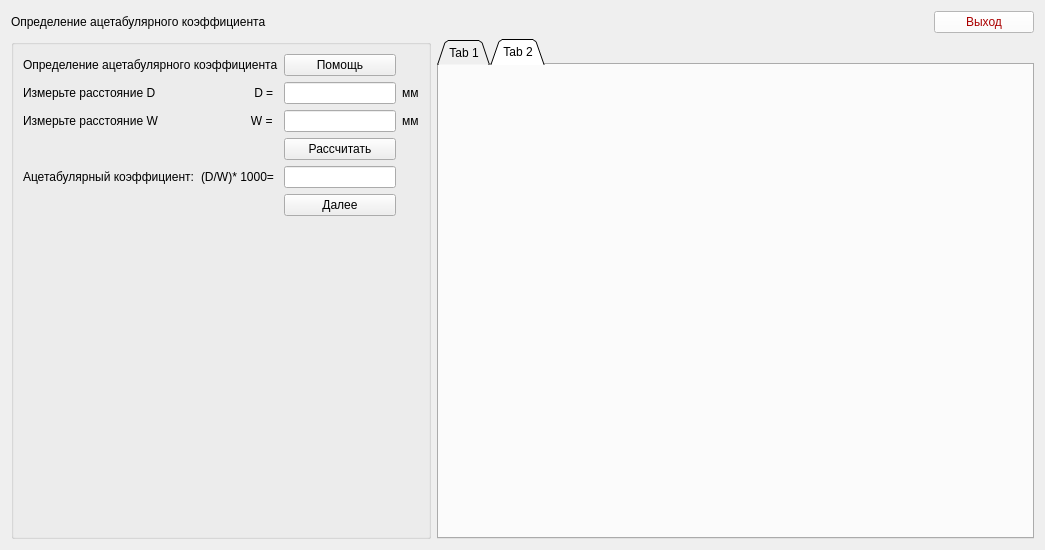
The window that Medic/forms/ui/form6.ui (W3STi/Medical-calculate-programm) describes before a commit, drawn with Qt 5.
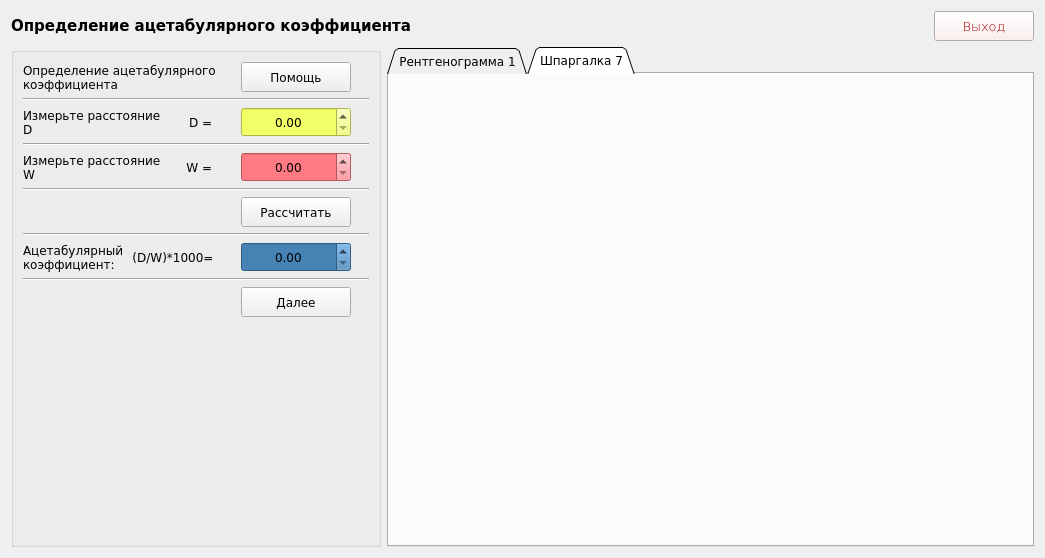
The same window after the commit. The open tabs and pages were chosen to show the change.

What changed in the file:
```diff
--- a/Medic/forms/ui/form6.ui
+++ b/Medic/forms/ui/form6.ui
@@ -7,18 +7,36 @@
     <x>0</x>
     <y>0</y>
     <width>1045</width>
-    <height>545</height>
+    <height>548</height>
    </rect>
   </property>
   <property name="windowTitle">
    <string>Form</string>
   </property>
+  <property name="styleSheet">
+   <string notr="true">font-family: Verdana;</string>
+  </property>
   <layout class="QGridLayout" name="gridLayout">
    <item row="0" column="0" colspan="2">
     <widget class="QLabel" name="label_12">
+     <property name="minimumSize">
+      <size>
+       <width>0</width>
+       <height>30</height>
+      </size>
+     </property>
+     <property name="font">
+      <font>
+       <family>Verdana</family>
+       <pointsize>11</pointsize>
+       <weight>75</weight>
+       <italic>false</italic>
+       <bold>true</bold>
+      </font>
+     </property>
      <property name="styleSheet">
-      <string notr="true">font: 75 10pt &quot;MS Shell Dlg 2&quot;;
-color: rgb(0, 0, 0);</string>
+      <string notr="true">font: 75 11pt &quot;Verdana&quot;;
+font-weight: bold;</string>
      </property>
      <property name="text">
       <string>Определение ацетабулярного коэффициента </string>
@@ -33,11 +51,21 @@
        <height>50</height>
       </size>
      </property>
+     <property name="font">
+      <font>
+       <family>Verdana</family>
+       <pointsize>10</pointsize>
+       <weight>9</weight>
+       <italic>false</italic>
+       <bold>false</bold>
+      </font>
+     </property>
      <property name="cursor">
       <cursorShape>PointingHandCursor</cursorShape>
      </property>
      <property name="styleSheet">
-      <string notr="true">background-color: rgb(255, 255, 255);
+      <string notr="true">background-color: #fcebeb;
+font: 75 10pt &quot;Verdana&quot;;
 color: rgb(170, 0, 0);</string>
      </property>
      <property name="text">
@@ -53,6 +81,12 @@
        <height>500</height>
       </size>
      </property>
+     <property name="font">
+      <font>
+       <family>Verdana</family>
+       <pointsize>9</pointsize>
+      </font>
+     </property>
      <property name="tabShape">
       <enum>QTabWidget::Triangular</enum>
      </property>
@@ -61,47 +95,60 @@
      </property>
      <widget class="QWidget" name="tab">
       <attribute name="title">
-       <string>Tab 1</string>
+       <string>Рентгенограмма 1</string>
       </attribute>
      </widget>
      <widget class="QWidget" name="tab_2">
       <attribute name="title">
-       <string>Tab 2</string>
+       <string>Шпаргалка 7</string>
       </attribute>
      </widget>
     </widget>
    </item>
    <item row="1" column="0">
     <widget class="QGroupBox" name="groupBox">
+     <property name="minimumSize">
+      <size>
+       <width>370</width>
+       <height>0</height>
+      </size>
+     </property>
      <property name="maximumSize">
       <size>
-       <width>420</width>
+       <width>370</width>
        <height>16777215</height>
       </size>
      </property>
+     <property name="font">
+      <font>
+       <family>Verdana</family>
+       <pointsize>9</pointsize>
+      </font>
+     </property>
      <property name="title">
       <string/>
      </property>
      <layout class="QGridLayout" name="gridLayout_2">
-      <item row="3" column="0">
-       <widget class="QLabel" name="label_4">
-        <property name="text">
-         <string>Измерьте расстояние W</string>
-        </property>
-       </widget>
-      </item>
-      <item row="9" column="4">
-       <widget class="QPushButton" name="pushButton_4">
-        <property name="cursor">
-         <cursorShape>PointingHandCursor</cursorShape>
-        </property>
-        <property name="text">
-         <string>Далее</string>
-        </property>
-       </widget>
-      </item>
       <item row="0" column="4">
        <widget class="QPushButton" name="pushButton_2">
+        <property name="minimumSize">
+         <size>
+          <width>110</width>
+          <height>30</height>
+         </size>
+        </property>
+        <property name="maximumSize">
+         <size>
+          <width>110</width>
+          <height>16777215</height>
+         </size>
+        </property>
+        <property name="font">
+         <font>
+          <family>Verdana</family>
+          <pointsize>9</pointsize>
+         </font>
+        </property>
         <property name="cursor">
          <cursorShape>PointingHandCursor</cursorShape>
         </property>
@@ -110,32 +157,179 @@
         </property>
        </widget>
       </item>
-      <item row="3" column="5">
-       <widget class="QLabel" name="label_8">
+      <item row="11" column="1" colspan="2">
+       <widget class="QLabel" name="label_10">
+        <property name="font">
+         <font>
+          <family>Verdana</family>
+          <pointsize>9</pointsize>
+         </font>
+        </property>
         <property name="text">
-         <string>мм</string>
+         <string>(D/W)*1000=</string>
         </property>
+        <property name="alignment">
+         <set>Qt::AlignCenter</set>
+        </property>
        </widget>
       </item>
-      <item row="3" column="1">
+      <item row="12" column="0" colspan="6">
+       <widget class="Line" name="line_5">
+        <property name="font">
+         <font>
+          <family>Verdana</family>
+          <pointsize>9</pointsize>
+         </font>
+        </property>
+        <property name="orientation">
+         <enum>Qt::Horizontal</enum>
+        </property>
+       </widget>
+      </item>
+      <item row="3" column="0" colspan="6">
+       <widget class="Line" name="line_2">
+        <property name="font">
+         <font>
+          <family>Verdana</family>
+          <pointsize>9</pointsize>
+         </font>
+        </property>
+        <property name="orientation">
+         <enum>Qt::Horizontal</enum>
+        </property>
+       </widget>
+      </item>
+      <item row="15" column="4">
+       <spacer name="verticalSpacer">
+        <property name="font">
+         <font>
+          <family>Verdana</family>
+          <pointsize>9</pointsize>
+         </font>
+        </property>
+        <property name="orientation">
+         <enum>Qt::Vertical</enum>
+        </property>
+        <property name="sizeHint" stdset="0">
+         <size>
+          <width>20</width>
+          <height>40</height>
+         </size>
+        </property>
+       </spacer>
+      </item>
+      <item row="10" column="0" colspan="6">
+       <widget class="Line" name="line_4">
+        <property name="font">
+         <font>
+          <family>Verdana</family>
+          <pointsize>9</pointsize>
+         </font>
+        </property>
+        <property name="orientation">
+         <enum>Qt::Horizontal</enum>
+        </property>
+       </widget>
+      </item>
+      <item row="1" column="0" colspan="6">
+       <widget class="Line" name="line">
+        <property name="font">
+         <font>
+          <family>Verdana</family>
+          <pointsize>9</pointsize>
+         </font>
+        </property>
+        <property name="orientation">
+         <enum>Qt::Horizontal</enum>
+        </property>
+       </widget>
+      </item>
+      <item row="5" column="4">
+       <widget class="QDoubleSpinBox" name="doubleSpinBox_2">
+        <property name="minimumSize">
+         <size>
+          <width>0</width>
+          <height>30</height>
+         </size>
+        </property>
+        <property name="font">
+         <font>
+          <family>Verdana</family>
+          <pointsize>9</pointsize>
+         </font>
+        </property>
+        <property name="styleSheet">
+         <string notr="true">background-color: #ff7a83;</string>
+        </property>
+        <property name="alignment">
+         <set>Qt::AlignCenter</set>
+        </property>
+        <property name="singleStep">
+         <double>0.100000000000000</double>
+        </property>
+       </widget>
+      </item>
+      <item row="11" column="4">
+       <widget class="QDoubleSpinBox" name="doubleSpinBox_3">
+        <property name="minimumSize">
+         <size>
+          <width>0</width>
+          <height>30</height>
+         </size>
+        </property>
+        <property name="font">
+         <font>
+          <family>Verdana</family>
+          <pointsize>9</pointsize>
+         </font>
+        </property>
+        <property name="styleSheet">
+         <string notr="true">background-color: #4682B4;</string>
+        </property>
+        <property name="alignment">
+         <set>Qt::AlignCenter</set>
+        </property>
+        <property name="singleStep">
+         <double>0.100000000000000</double>
+        </property>
+       </widget>
+      </item>
+      <item row="5" column="2">
        <widget class="QLabel" name="label_7">
-        <property name="text">
-         <string>               W =</string>
+        <property name="font">
+         <font>
+          <family>Verdana</family>
+          <pointsize>9</pointsize>
+         </font>
         </property>
-       </widget>
-      </item>
-      <item row="0" column="0" colspan="2">
-       <widget class="QLabel" name="label_2">
         <property name="text">
-         <string>Определение ацетабулярного коэффициента</string>
+         <string>W = </string>
         </property>
+        <property name="alignment">
+         <set>Qt::AlignRight|Qt::AlignTrailing|Qt::AlignVCenter</set>
+        </property>
        </widget>
       </item>
-      <item row="3" column="4">
-       <widget class="QLineEdit" name="lineEdit_3"/>
-      </item>
-      <item row="6" column="4">
+      <item row="9" column="4">
        <widget class="QPushButton" name="pushButton_3">
+        <property name="minimumSize">
+         <size>
+          <width>110</width>
+          <height>30</height>
+         </size>
+        </property>
+        <property name="maximumSize">
+         <size>
+          <width>110</width>
+          <height>16777215</height>
+         </size>
+        </property>
+        <property name="font">
+         <font>
+          <family>Verdana</family>
+          <pointsize>9</pointsize>
+         </font>
+        </property>
         <property name="cursor">
          <cursorShape>PointingHandCursor</cursorShape>
         </property>
@@ -144,59 +338,152 @@
         </property>
        </widget>
       </item>
-      <item row="7" column="1">
-       <widget class="QLabel" name="label_10">
-        <property name="text">
-         <string>(D/W)* 1000=</string>
+      <item row="6" column="0" colspan="6">
+       <widget class="Line" name="line_3">
+        <property name="font">
+         <font>
+          <family>Verdana</family>
+          <pointsize>9</pointsize>
+         </font>
         </property>
+        <property name="orientation">
+         <enum>Qt::Horizontal</enum>
+        </property>
        </widget>
       </item>
-      <item row="1" column="5">
-       <widget class="QLabel" name="label_6">
+      <item row="14" column="4">
+       <widget class="QPushButton" name="pushButton_4">
+        <property name="minimumSize">
+         <size>
+          <width>110</width>
+          <height>30</height>
+         </size>
+        </property>
+        <property name="maximumSize">
+         <size>
+          <width>110</width>
+          <height>16777215</height>
+         </size>
+        </property>
+        <property name="font">
+         <font>
+          <family>Verdana</family>
+          <pointsize>9</pointsize>
+         </font>
+        </property>
+        <property name="cursor">
+         <cursorShape>PointingHandCursor</cursorShape>
+        </property>
         <property name="text">
-         <string>мм</string>
+         <string>Далее</string>
         </property>
        </widget>
       </item>
-      <item row="1" column="4">
-       <widget class="QLineEdit" name="lineEdit_2"/>
-      </item>
-      <item row="7" column="0">
+      <item row="11" column="0">
        <widget class="QLabel" name="label_9">
+        <property name="font">
+         <font>
+          <family>Verdana</family>
+          <pointsize>9</pointsize>
+         </font>
+        </property>
         <property name="text">
          <string>Ацетабулярный коэффициент:</string>
         </property>
+        <property name="wordWrap">
+         <bool>true</bool>
+        </property>
        </widget>
       </item>
-      <item row="1" column="1">
+      <item row="2" column="4">
+       <widget class="QDoubleSpinBox" name="doubleSpinBox">
+        <property name="minimumSize">
+         <size>
+          <width>0</width>
+          <height>30</height>
+         </size>
+        </property>
+        <property name="font">
+         <font>
+          <family>Verdana</family>
+          <pointsize>9</pointsize>
+         </font>
+        </property>
+        <property name="styleSheet">
+         <string notr="true">background-color: #f2ff66;
+</string>
+        </property>
+        <property name="alignment">
+         <set>Qt::AlignCenter</set>
+        </property>
+        <property name="singleStep">
+         <double>0.100000000000000</double>
+        </property>
+       </widget>
+      </item>
+      <item row="2" column="2">
        <widget class="QLabel" name="label_5">
+        <property name="font">
+         <font>
+          <family>Verdana</family>
+          <pointsize>9</pointsize>
+         </font>
+        </property>
         <property name="text">
-         <string>                D = </string>
+         <string>  D = </string>
         </property>
+        <property name="alignment">
+         <set>Qt::AlignRight|Qt::AlignTrailing|Qt::AlignVCenter</set>
+        </property>
        </widget>
       </item>
-      <item row="1" column="0">
+      <item row="0" column="0" colspan="3">
+       <widget class="QLabel" name="label_2">
+        <property name="font">
+         <font>
+          <family>Verdana</family>
+          <pointsize>9</pointsize>
+         </font>
+        </property>
+        <property name="text">
+         <string>Определение ацетабулярного коэффициента</string>
+        </property>
+        <property name="wordWrap">
+         <bool>true</bool>
+        </property>
+       </widget>
+      </item>
+      <item row="2" column="0" colspan="2">
        <widget class="QLabel" name="label_3">
+        <property name="font">
+         <font>
+          <family>Verdana</family>
+          <pointsize>9</pointsize>
+         </font>
+        </property>
         <property name="text">
          <string>Измерьте расстояние D</string>
         </property>
+        <property name="wordWrap">
+         <bool>true</bool>
+        </property>
        </widget>
       </item>
-      <item row="7" column="4">
-       <widget class="QLineEdit" name="lineEdit_4"/>
-      </item>
-      <item row="10" column="4">
-       <spacer name="verticalSpacer">
-        <property name="orientation">
-         <enum>Qt::Vertical</enum>
+      <item row="5" column="0" colspan="2">
+       <widget class="QLabel" name="label_4">
+        <property name="font">
+         <font>
+          <family>Verdana</family>
+          <pointsize>9</pointsize>
+         </font>
         </property>
-        <property name="sizeHint" stdset="0">
-         <size>
-          <width>20</width>
-          <height>40</height>
-         </size>
+        <property name="text">
+         <string>Измерьте расстояние W</string>
         </property>
-       </spacer>
+        <property name="wordWrap">
+         <bool>true</bool>
+        </property>
+       </widget>
       </item>
      </layout>
     </widget>
```
Left out of the diff: 2 changed lines with no effect on the pictures.
